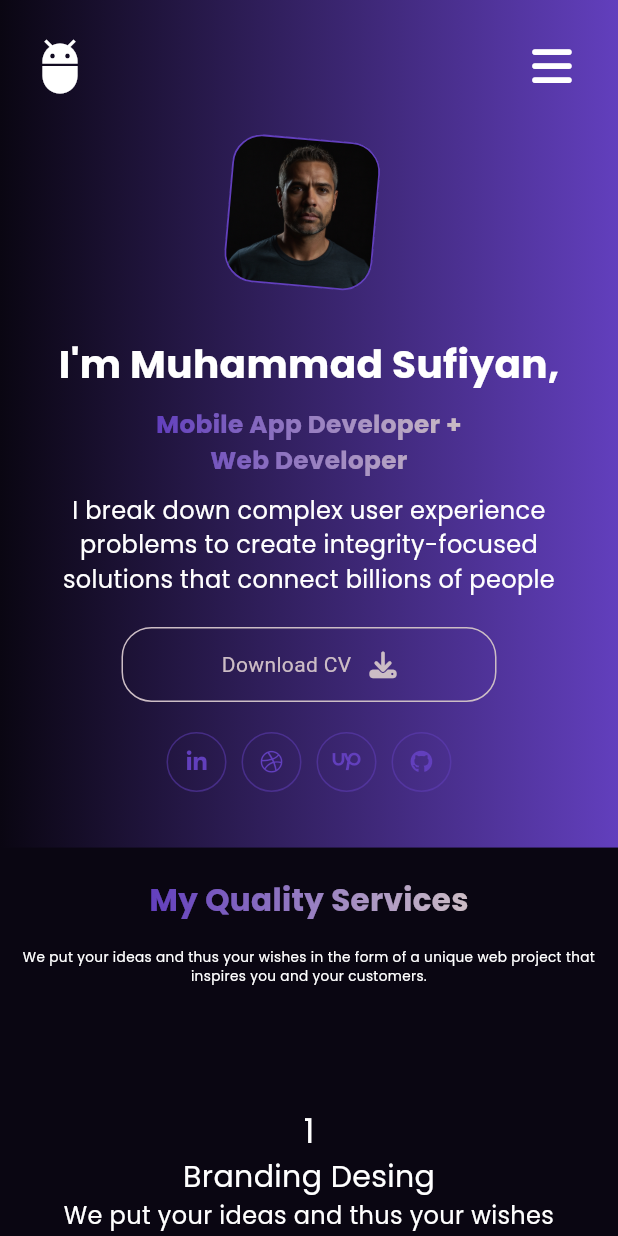
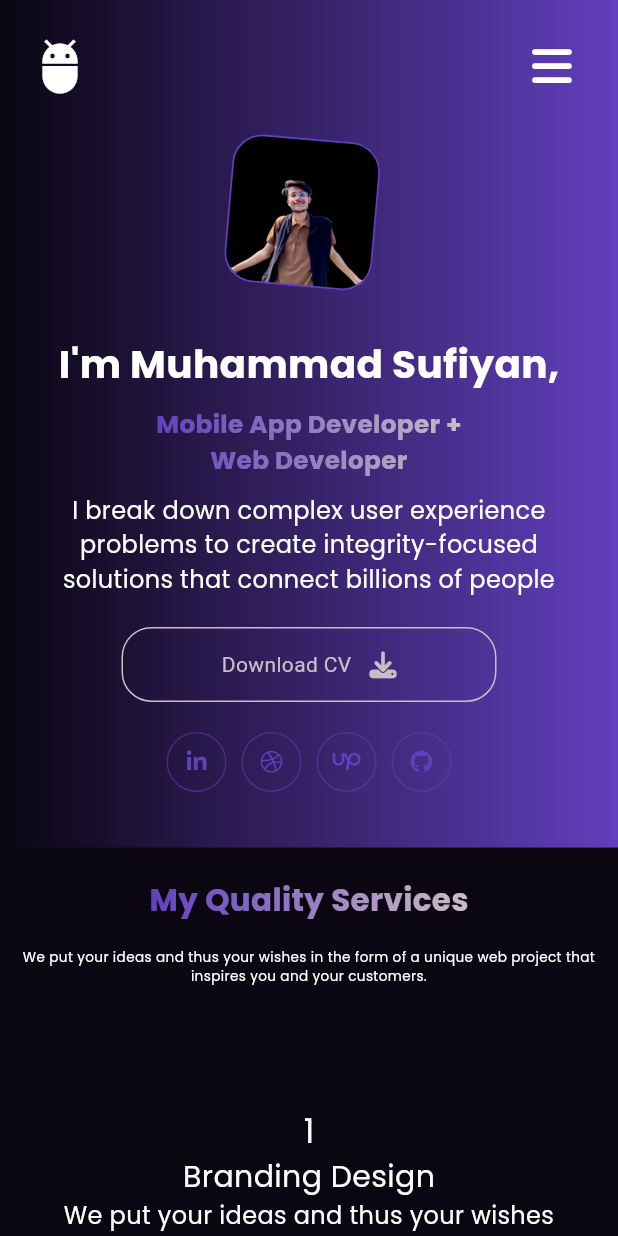
Before and after one commit to 31SUFI/flutter_portfolio_web, a Flutter app: the screen it shows after launch, on a phone screen of 412 x 824 dp. Run offline on Flutter 3.47's test engine with Material 3 defaults, Android fonts, the phone set to English and light mode, and no system bars; drawn by our look-alikes of simple_gradient_text; our stand-ins replace font_awesome_flutter.

Commit message:
changes commit

```diff
--- a/lib/screens/widgets/myservice_widgets.dart
+++ b/lib/screens/widgets/myservice_widgets.dart
@@ -1,6 +1,5 @@
-import 'package:flutter/cupertino.dart';
 import 'package:flutter/material.dart';
-import 'package:flutter/widgets.dart';
+
 import 'package:font_awesome_flutter/font_awesome_flutter.dart';
 import 'package:portfolio_web/constants/colors.dart';
 import 'package:portfolio_web/screens/widgets/text_widet.dart';
@@ -100,7 +99,7 @@ class _MyServicesWidgetState extends State<MyServicesWidget> {
                           ),
                           TextWidget(
                             sSize: widget.size,
-                            text: "Branding Desing",
+                            text: "Branding Design",
                             size: 20,
                             color: Colors.white,
                           ),
--- a/lib/screens/widgets/nav_bar.dart
+++ b/lib/screens/widgets/nav_bar.dart
@@ -50,12 +50,12 @@ class NavBar extends StatelessWidget {
               child: Row(
                 children: [
                   Icon(FontAwesomeIcons.whatsapp,
-                      color: Colors.white, size: 20),
+                      color: Colors.black, size: 20),
                   SizedBox(width: 5),
                   Text(
                     'Whatsapp',
                     style: TextStyle(
-                      color: Colors.white,
+                      color: Colors.black,
                       fontSize: 16,
                       fontWeight: FontWeight.bold,
                     ),
```
Also changed, not shown: assets/images/profile_new.jpg, assets/images/someone.jpg (added), 1 other file.
